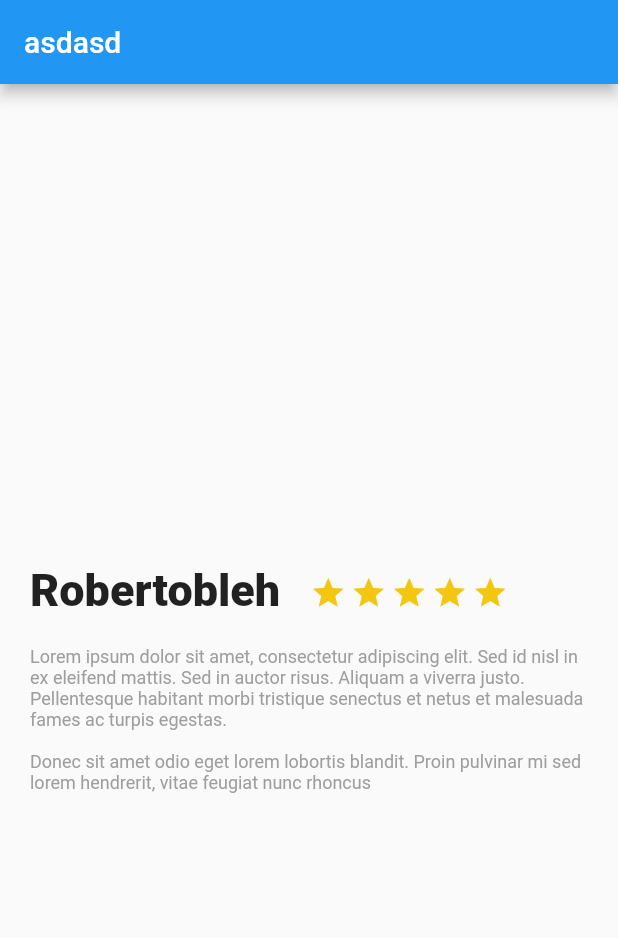
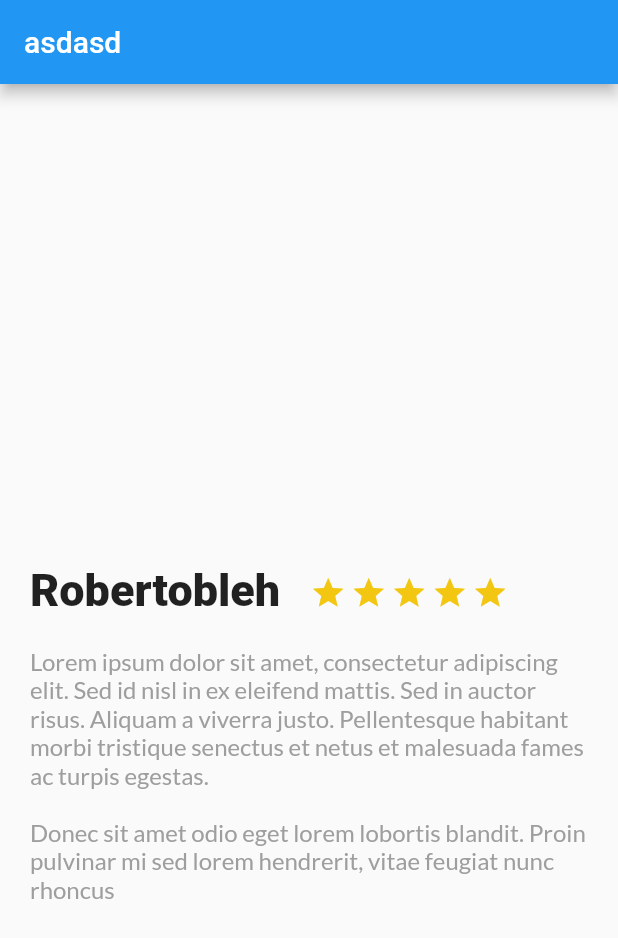
Before and after one commit to rob1721/Flutter-First-App, a Flutter app: the screen it shows after launch, on a phone screen of 412 x 824 dp. Shown: the top 938 px of the screen. Run offline on Flutter 3.47's test engine with Material 2 defaults, Android fonts, the phone set to English and light mode, and no system bars.

Commit message:
style(lib): fontFamily called

```diff
--- a/platzi_trips_app/lib/description_place.dart
+++ b/platzi_trips_app/lib/description_place.dart
@@ -35,7 +35,8 @@ class DescriptionPlace extends StatelessWidget {
         child: Text(
             descriptionDummy,
             style: TextStyle(
-              fontSize: 12.0,
+              fontFamily: "Lato",
+              fontSize: 16.0,
               fontWeight: FontWeight.normal,
               color: Colors.grey,
             ),
```
